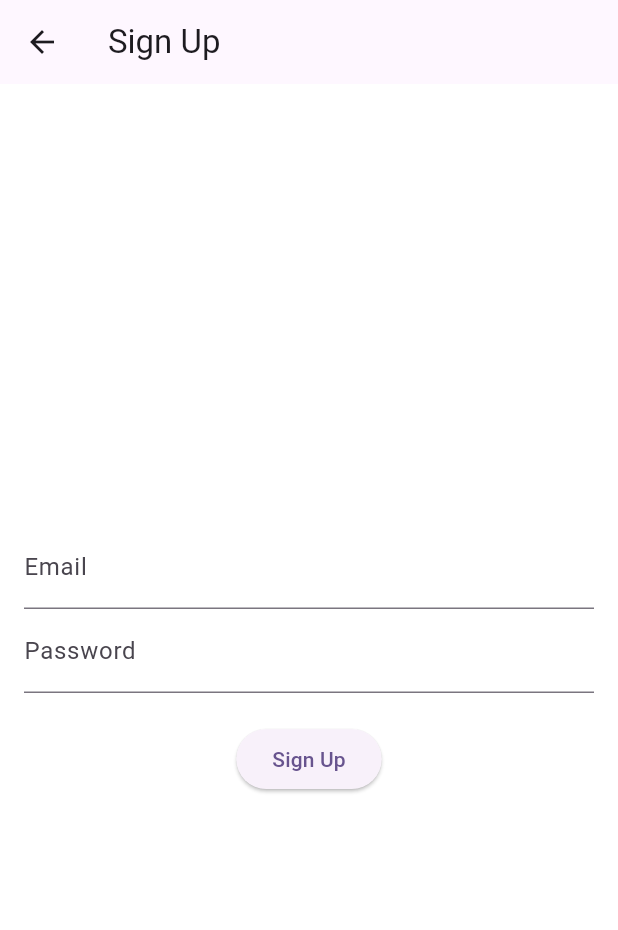
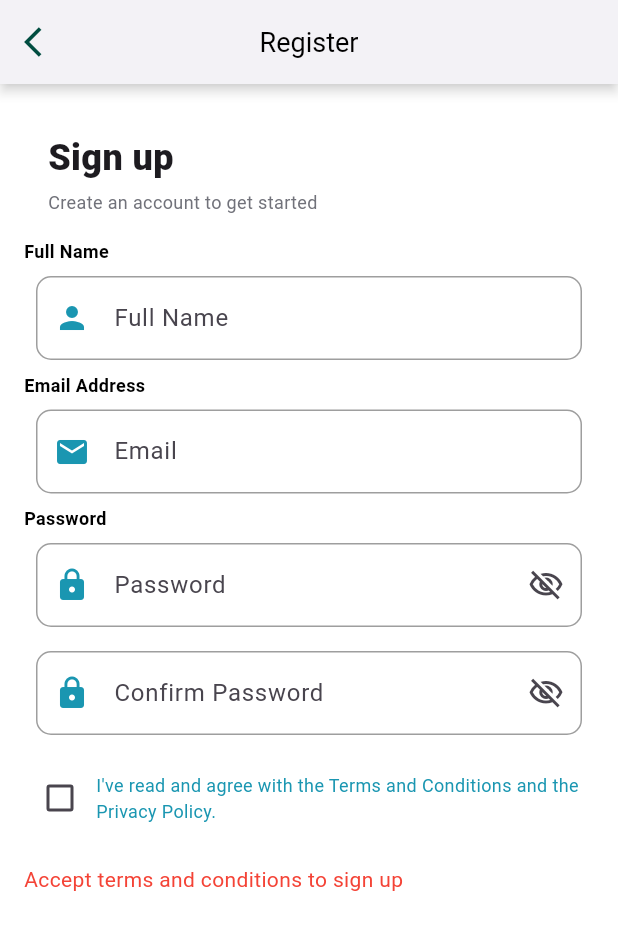
Before and after one commit to Sprints-Flutter-Bootcamp-Projects/GPS-Attendance-App, a Flutter app: the SignUpScreen screen opened directly, on a phone screen of 412 x 824 dp. Shown: the top 930 px of the screen. Run offline on Flutter 3.47's test engine with Material 3 defaults, Android fonts, the phone set to English and light mode, and no system bars; our stand-ins replace cloud_firestore, firebase_auth, firebase_core, geolocator, google_maps_flutter; accounts and stored records are empty.

Commit message:
added the sign up page for users

```diff
--- a/lib/features/authentication/screens/signup_screen.dart
+++ b/lib/features/authentication/screens/signup_screen.dart
@@ -1,37 +1,125 @@
 import 'package:flutter/material.dart';
+import 'package:gps_attendance/core/utils/app_colors.dart';
+import 'package:gps_attendance/features/authentication/widgets/page_desc.dart';
+import 'package:gps_attendance/widgets/appbar.dart';
+import 'package:gps_attendance/widgets/nice_button.dart';
+import 'package:gps_attendance/widgets/text_form_field.dart';
 import '../../../services/auth_service.dart';
 
-class SignUpScreen extends StatelessWidget {
+class SignUpScreen extends StatefulWidget {
+  SignUpScreen({super.key});
+
+  @override
+  _SignUpScreenState createState() => _SignUpScreenState();
+}
+
+class _SignUpScreenState extends State<SignUpScreen> {
+  final TextEditingController _fullNameController = TextEditingController();
   final TextEditingController _emailController = TextEditingController();
   final TextEditingController _passwordController = TextEditingController();
+  final TextEditingController _confirmPasswordController =
+      TextEditingController();
 
-  SignUpScreen({super.key});
+  bool _agreeToTerms = false;
 
   @override
   Widget build(BuildContext context) {
     final authService = AuthService();
 
     return Scaffold(
-      appBar: AppBar(
-        title: const Text('Sign Up'),
-      ),
+      appBar: CustomAppBar(title: "Register"),
       body: Padding(
         padding: const EdgeInsets.all(16.0),
         child: Column(
-          mainAxisAlignment: MainAxisAlignment.center,
+          mainAxisAlignment: MainAxisAlignment.start,
+          crossAxisAlignment: CrossAxisAlignment.start,
           children: [
-            TextField(
+            PageDesc(
+                title: "Sign up",
+                description: "Create an account to get started"),
+            Text(
+              "Full Name",
+              style: TextStyle(
+                  fontSize: 12,
+                  fontWeight: FontWeight.bold,
+                  color: Colors.black),
+            ),
+            CustomTextField(
+              controller: _fullNameController,
+              label: "Full Name",
+              labelIcon: Icons.person,
+              obsecureText: false,
+              isPassword: false,
+              validator: (value) {},
+            ),
+            Text(
+              "Email Address",
+              style: TextStyle(
+                  fontSize: 12,
+                  fontWeight: FontWeight.bold,
+                  color: Colors.black),
+            ),
+            CustomTextField(
               controller: _emailController,
-              decoration: const InputDecoration(labelText: 'Email'),
+              label: "Email",
+              labelIcon: Icons.email,
+              obsecureText: false,
+              isPassword: false,
+              validator: (value) {},
             ),
-            TextField(
+            Text(
+              "Password",
+              style: TextStyle(
+                  fontSize: 12,
+                  fontWeight: FontWeight.bold,
+                  color: Colors.black),
+            ),
+            CustomTextField(
               controller: _passwordController,
-              decoration: const InputDecoration(labelText: 'Password'),
-              obscureText: true,
+              label: "Password",
+              labelIcon: Icons.lock,
+              obsecureText: true,
+              isPassword: true,
+              validator: (value) {},
+            ),
+            CustomTextField(
+              controller: _confirmPasswordController,
+              label: "Confirm Password",
+              labelIcon: Icons.lock,
+              obsecureText: true,
+              isPassword: true,
+              validator: (value) {},
+            ),
+            const SizedBox(height: 10),
+            Row(
+              children: [
+                Checkbox(
+                  value: _agreeToTerms,
+                  onChanged: (bool? value) {
+                    setState(() {
+                      _agreeToTerms = value ?? false;
+                    });
+                  },
+                ),
+                Expanded(
+                  child: GestureDetector(
+                    onTap: () {
+                      // Navigate to Terms and Conditions page if needed
+                    },
+                    child: Text(
+                      "I've read and agree with the Terms and Conditions and the Privacy Policy.",
+                      style: TextStyle(
+                          fontSize: 12, color: AppColors.primaryColor),
+                    ),
+                  ),
+                ),
+              ],
             ),
             const SizedBox(height: 20),
-            ElevatedButton(
-              onPressed: () async {
+            _agreeToTerms
+                ? niceButton(
+                    title: "Create Account",
+                    onTap: () async {
                       await authService.signUp(
                         _emailController.text,
                         _passwordController.text,
@@ -40,8 +128,10 @@ class SignUpScreen extends StatelessWidget {
                       if (context.mounted) {
                         Navigator.pop(context); // Go back to the login screen
                       }
-              },
-              child: const Text('Sign Up'),
+                    })
+                : Text(
+                    "Accept terms and conditions to sign up",
+                    style: TextStyle(color: Colors.red),
                   ),
           ],
         ),
--- a/lib/features/authentication/widgets/account_card.dart
+++ b/lib/features/authentication/widgets/account_card.dart
@@ -1,6 +1,6 @@
 import 'package:flutter/material.dart';
 
-Widget accountCard({required bool employee}) {
+Widget accountCard({required bool employee, required VoidCallback onTap}) {
   // Define properties based on account type
   final cardColor = employee ? Color.fromARGB(255, 26, 150, 177) : Colors.white;
 
@@ -56,7 +56,7 @@ Widget accountCard({required bool employee}) {
                   BorderSide(color: textColor),
                 ), // Set outline color to white
               ),
-              onPressed: () {},
+              onPressed: onTap,
               child: Text(buttonText, style: TextStyle(color: textColor)),
             ),
           ],
--- /dev/null
+++ b/lib/features/authentication/widgets/page_desc.dart
@@ -0,0 +1,34 @@
+import 'package:flutter/material.dart';
+
+class PageDesc extends StatelessWidget {
+  final String title;
+  final String description;
+
+  const PageDesc({
+    Key? key,
+    required this.title,
+    required this.description,
+  }) : super(key: key);
+
+  @override
+  Widget build(BuildContext context) {
+    return Container(
+      padding: const EdgeInsets.all(16.0),
+      alignment: Alignment.centerLeft, // Align content to start
+      child: Column(
+        crossAxisAlignment: CrossAxisAlignment.start, // Align text to start
+        children: [
+          Text(
+            title,
+            style: const TextStyle(fontSize: 24, fontWeight: FontWeight.w900),
+          ),
+          const SizedBox(height: 4),
+          Text(
+            description,
+            style: const TextStyle(fontSize: 12, color: Color(0xFF71727A)),
+          ),
+        ],
+      ),
+    );
+  }
+}
--- /dev/null
+++ b/lib/widgets/text_form_field.dart
@@ -0,0 +1,78 @@
+import 'package:flutter/material.dart';
+import 'package:gps_attendance/core/utils/app_colors.dart';
+
+class CustomTextField extends StatefulWidget {
+  final TextEditingController controller;
+  final String label;
+  final IconData labelIcon;
+  final String? Function(String?)? validator;
+  final bool isPassword;
+  bool obsecureText;
+
+  CustomTextField(
+      {super.key,
+      required this.controller,
+      required this.label,
+      required this.labelIcon,
+      this.obsecureText = false,
+      this.validator,
+      this.isPassword = false});
+
+  @override
+  State<CustomTextField> createState() => _CustomTextFieldState();
+}
+
+class _CustomTextFieldState extends State<CustomTextField> {
+  IconData? suffixIcon = Icons.visibility_off_outlined;
+
+  void switchVisibility() {
+    widget.obsecureText = !widget.obsecureText;
+    suffixIcon = widget.obsecureText
+        ? Icons.visibility_off_outlined
+        : Icons.visibility_outlined;
+    setState(() {});
+  }
+
+  @override
+  Widget build(BuildContext context) {
+    Color myFocusColor = AppColors.primaryColor;
+    Color myIconColor = AppColors.primaryColor;
+    return Padding(
+      padding: const EdgeInsets.all(8.0),
+      child: TextFormField(
+        controller: widget.controller,
+        decoration: InputDecoration(
+          suffixIcon: widget.isPassword
+              ? InkWell(
+                  child: Icon(suffixIcon),
+                  onTap: () => switchVisibility(),
+                )
+              : null,
+          labelText: widget.label,
+          hintText: 'Enter your ${widget.label.toLowerCase()}',
+          focusColor: myFocusColor,
+          prefixIcon: Icon(
+            widget.labelIcon,
+            color: myIconColor,
+          ),
+          border: OutlineInputBorder(
+            borderRadius: BorderRadius.circular(10),
+            borderSide: const BorderSide(width: 1, color: Colors.grey),
+          ),
+          enabledBorder: OutlineInputBorder(
+            borderRadius: BorderRadius.circular(10),
+            borderSide: const BorderSide(width: 1, color: Colors.grey),
+          ),
+          focusedBorder: OutlineInputBorder(
+            borderSide: BorderSide(
+              width: 2,
+              color: myFocusColor,
+            ),
+          ),
+        ),
+        obscureText: widget.obsecureText,
+        validator: widget.validator,
+      ),
+    );
+  }
+}
```
Also changed, not shown: lib/features/authentication/screens/account_type.dart (+19 -2 lines), lib/features/authentication/screens/login_screen.dart (+20 -20 lines), lib/widgets/textformfield.dart (deleted, +0 -45 lines). Lines whose indentation alone changed are shown as unchanged.
